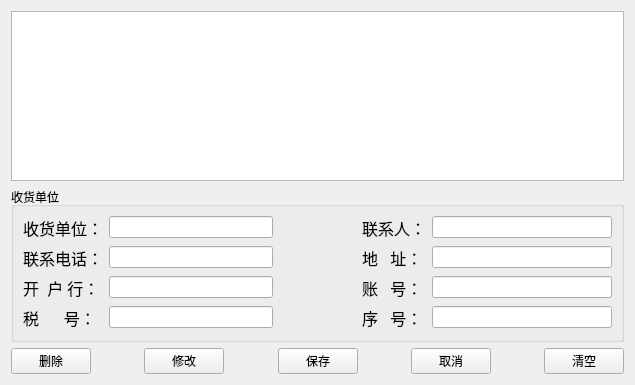
yuyan235813/balance_platform, file ui/receiver_manage.ui: the form before one commit.
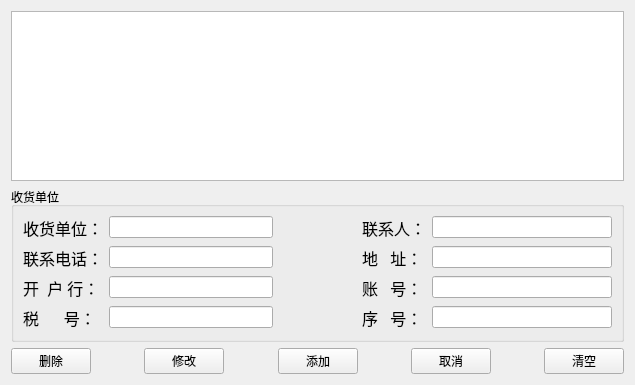
The form after the commit.

Patch:
```diff
--- a/ui/receiver_manage.ui
+++ b/ui/receiver_manage.ui
@@ -252,7 +252,7 @@
      <item>
       <widget class="QPushButton" name="savePushButton_2">
        <property name="text">
-        <string>保存</string>
+        <string>添加</string>
        </property>
       </widget>
      </item>
```
Left out of the diff: 6 changed lines with no effect on the pictures.
